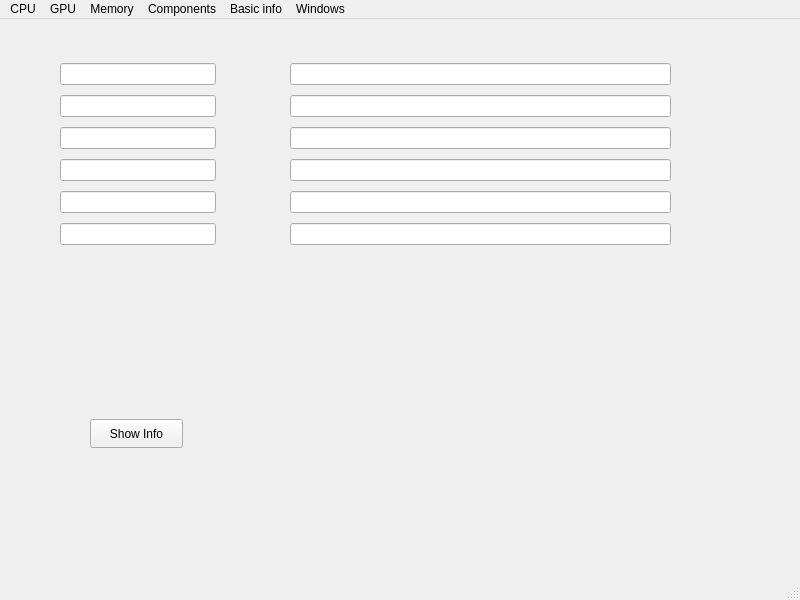
Qt form System_manager/mainwindow.ui (BerestenkoDaniil/NG_2022_System_Manager_project) before a commit.
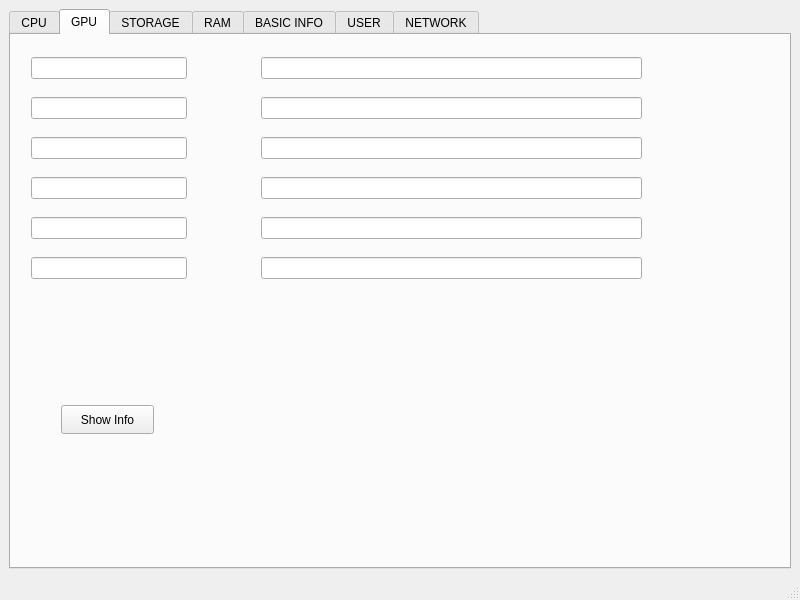
The same form after that commit. The open tabs and pages were chosen to show the change.

Commit message: Added gui tabWidget and update by QTimer

```diff
--- a/System_manager/mainwindow.ui
+++ b/System_manager/mainwindow.ui
@@ -14,13 +14,23 @@
    <string>MainWindow</string>
   </property>
   <widget class="QWidget" name="centralwidget">
+   <layout class="QHBoxLayout" name="horizontalLayout">
+    <item>
+     <widget class="QTabWidget" name="tabWidget">
+      <property name="currentIndex">
+       <number>0</number>
+      </property>
+      <widget class="QWidget" name="CPU_tab">
+       <attribute name="title">
+        <string>CPU</string>
+       </attribute>
    <widget class="QWidget" name="layoutWidget">
     <property name="geometry">
      <rect>
-      <x>290</x>
-      <y>40</y>
+          <x>240</x>
+          <y>10</y>
       <width>381</width>
-      <height>193</height>
+          <height>250</height>
      </rect>
     </property>
     <layout class="QVBoxLayout" name="verticalLayout_2">
@@ -44,26 +54,13 @@
      </item>
     </layout>
    </widget>
-   <widget class="QPushButton" name="pb_showinfo">
+       <widget class="QWidget" name="layoutWidget_2">
     <property name="geometry">
      <rect>
-      <x>90</x>
-      <y>400</y>
-      <width>93</width>
-      <height>29</height>
-     </rect>
-    </property>
-    <property name="text">
-     <string>Show Info</string>
-    </property>
-   </widget>
-   <widget class="QWidget" name="">
-    <property name="geometry">
-     <rect>
-      <x>60</x>
-      <y>40</y>
+          <x>10</x>
+          <y>10</y>
       <width>156</width>
-      <height>193</height>
+          <height>250</height>
      </rect>
     </property>
     <layout class="QVBoxLayout" name="verticalLayout">
@@ -87,54 +84,199 @@
      </item>
     </layout>
    </widget>
-  </widget>
-  <widget class="QMenuBar" name="menubar">
+       <widget class="QPushButton" name="pb_showinfo">
    <property name="geometry">
     <rect>
-     <x>0</x>
-     <y>0</y>
-     <width>800</width>
-     <height>26</height>
-    </rect>
-   </property>
-   <widget class="QMenu" name="menuCPU">
-    <property name="title">
-     <string>CPU</string>
-    </property>
-    <addaction name="separator"/>
-   </widget>
-   <widget class="QMenu" name="menuProcessor">
-    <property name="title">
+          <x>40</x>
+          <y>370</y>
+          <width>93</width>
+          <height>29</height>
+         </rect>
+        </property>
+        <property name="text">
+         <string>Show Info</string>
+        </property>
+       </widget>
+      </widget>
+      <widget class="QWidget" name="GPU_tab">
+       <attribute name="title">
      <string>GPU</string>
-    </property>
-    <addaction name="separator"/>
-   </widget>
-   <widget class="QMenu" name="menuMemory">
-    <property name="title">
-     <string>Memory</string>
-    </property>
-   </widget>
-   <widget class="QMenu" name="menuComponents">
-    <property name="title">
-     <string>Components</string>
-    </property>
-   </widget>
-   <widget class="QMenu" name="menuBasic_info">
-    <property name="title">
-     <string>Basic info</string>
-    </property>
-   </widget>
-   <widget class="QMenu" name="menuWindows">
-    <property name="title">
-     <string>Windows</string>
-    </property>
-   </widget>
-   <addaction name="menuCPU"/>
-   <addaction name="menuProcessor"/>
-   <addaction name="menuMemory"/>
-   <addaction name="menuComponents"/>
-   <addaction name="menuBasic_info"/>
-   <addaction name="menuWindows"/>
+       </attribute>
+       <widget class="QWidget" name="layoutWidget_3">
+        <property name="geometry">
+         <rect>
+          <x>250</x>
+          <y>10</y>
+          <width>381</width>
+          <height>250</height>
+         </rect>
+        </property>
+        <layout class="QVBoxLayout" name="verticalLayout_3">
+         <item>
+          <widget class="QLineEdit" name="le_sname_2"/>
+         </item>
+         <item>
+          <widget class="QLineEdit" name="le_syst_2"/>
+         </item>
+         <item>
+          <widget class="QLineEdit" name="le_ssize_2"/>
+         </item>
+         <item>
+          <widget class="QLineEdit" name="le_assize_2"/>
+         </item>
+         <item>
+          <widget class="QLineEdit" name="lineEdit_13"/>
+         </item>
+         <item>
+          <widget class="QLineEdit" name="lineEdit_14"/>
+         </item>
+        </layout>
+       </widget>
+       <widget class="QWidget" name="layoutWidget_4">
+        <property name="geometry">
+         <rect>
+          <x>20</x>
+          <y>10</y>
+          <width>156</width>
+          <height>250</height>
+         </rect>
+        </property>
+        <layout class="QVBoxLayout" name="verticalLayout_4">
+         <item>
+          <widget class="QLineEdit" name="le_name_2"/>
+         </item>
+         <item>
+          <widget class="QLineEdit" name="le_systype_2"/>
+         </item>
+         <item>
+          <widget class="QLineEdit" name="le_size_2"/>
+         </item>
+         <item>
+          <widget class="QLineEdit" name="le_asize_2"/>
+         </item>
+         <item>
+          <widget class="QLineEdit" name="lineEdit_4"/>
+         </item>
+         <item>
+          <widget class="QLineEdit" name="lineEdit_7"/>
+         </item>
+        </layout>
+       </widget>
+       <widget class="QPushButton" name="pb_showinfo_2">
+        <property name="geometry">
+         <rect>
+          <x>50</x>
+          <y>370</y>
+          <width>93</width>
+          <height>29</height>
+         </rect>
+        </property>
+        <property name="text">
+         <string>Show Info</string>
+        </property>
+       </widget>
+      </widget>
+      <widget class="QWidget" name="STORAGE_tab">
+       <attribute name="title">
+        <string>STORAGE</string>
+       </attribute>
+       <widget class="QWidget" name="layoutWidget_5">
+        <property name="geometry">
+         <rect>
+          <x>250</x>
+          <y>10</y>
+          <width>381</width>
+          <height>250</height>
+         </rect>
+        </property>
+        <layout class="QVBoxLayout" name="verticalLayout_5">
+         <item>
+          <widget class="QLineEdit" name="le_sname_3"/>
+         </item>
+         <item>
+          <widget class="QLineEdit" name="le_syst_3"/>
+         </item>
+         <item>
+          <widget class="QLineEdit" name="le_ssize_3"/>
+         </item>
+         <item>
+          <widget class="QLineEdit" name="le_assize_3"/>
+         </item>
+         <item>
+          <widget class="QLineEdit" name="lineEdit_15"/>
+         </item>
+         <item>
+          <widget class="QLineEdit" name="lineEdit_16"/>
+         </item>
+        </layout>
+       </widget>
+       <widget class="QWidget" name="layoutWidget_6">
+        <property name="geometry">
+         <rect>
+          <x>20</x>
+          <y>10</y>
+          <width>156</width>
+          <height>250</height>
+         </rect>
+        </property>
+        <layout class="QVBoxLayout" name="verticalLayout_6">
+         <item>
+          <widget class="QLineEdit" name="le_name_3"/>
+         </item>
+         <item>
+          <widget class="QLineEdit" name="le_systype_3"/>
+         </item>
+         <item>
+          <widget class="QLineEdit" name="le_size_3"/>
+         </item>
+         <item>
+          <widget class="QLineEdit" name="le_asize_3"/>
+         </item>
+         <item>
+          <widget class="QLineEdit" name="lineEdit_5"/>
+         </item>
+         <item>
+          <widget class="QLineEdit" name="lineEdit_8"/>
+         </item>
+        </layout>
+       </widget>
+       <widget class="QPushButton" name="pb_showinfo_3">
+        <property name="geometry">
+         <rect>
+          <x>50</x>
+          <y>370</y>
+          <width>93</width>
+          <height>29</height>
+         </rect>
+        </property>
+        <property name="text">
+         <string>Show Info</string>
+        </property>
+       </widget>
+      </widget>
+      <widget class="QWidget" name="RAM_tab">
+       <attribute name="title">
+        <string>RAM</string>
+       </attribute>
+      </widget>
+      <widget class="QWidget" name="BasicInfo_tab">
+       <attribute name="title">
+        <string>BASIC INFO</string>
+       </attribute>
+      </widget>
+      <widget class="QWidget" name="USER_tab">
+       <attribute name="title">
+        <string>USER</string>
+       </attribute>
+      </widget>
+      <widget class="QWidget" name="NETWORK_tab">
+       <attribute name="title">
+        <string>NETWORK</string>
+       </attribute>
+      </widget>
+     </widget>
+    </item>
+   </layout>
   </widget>
   <widget class="QStatusBar" name="statusbar"/>
  </widget>
```
Lines whose indentation alone changed are shown as unchanged. The commit also changes 3 other files.
